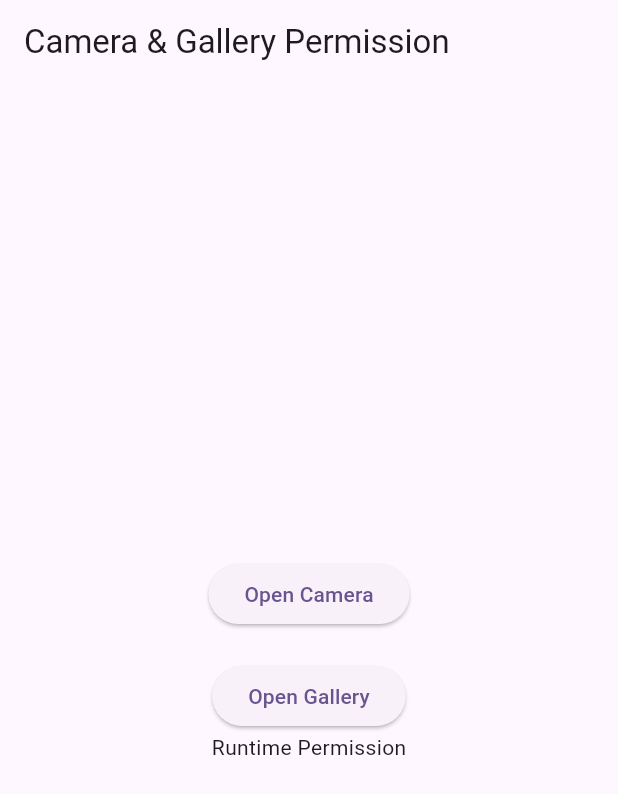
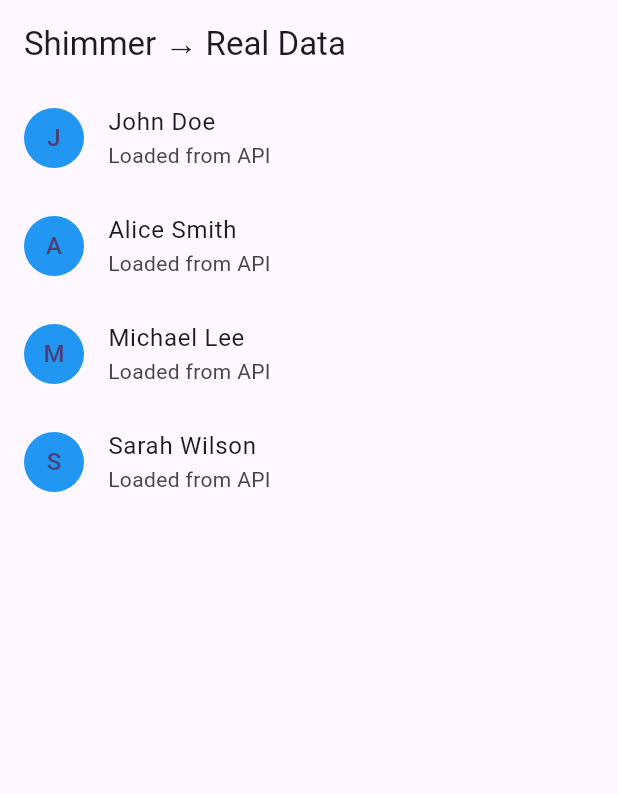
Before and after one commit to SwatiPatidar9/FlutterProject, a Flutter app: the screen it shows after launch, on a phone screen of 412 x 824 dp. Shown: the top 794 px of the screen. Run offline on Flutter 3.47's test engine with Material 3 defaults, Android fonts, the phone set to English and light mode, and no system bars; our stand-ins replace permission_handler, shimmer.

Commit message:
update shimmer

```diff
--- a/lib/main.dart
+++ b/lib/main.dart
@@ -1,4 +1,5 @@
 import 'package:flutter/material.dart';
+import 'package:runtime_permission/simmer_effect.dart';
 
 import 'home_page.dart';
 
@@ -18,7 +19,8 @@ class MyApp extends StatelessWidget {
 
         colorScheme: ColorScheme.fromSeed(seedColor: Colors.deepPurple),
       ),
-      home: CameraPage(),
+      //home: CameraPage(),
+      home:ShimmerToDataExample(),
     );
   }
 }
--- a/lib/simmer_effect.dart
+++ b/lib/simmer_effect.dart
@@ -0,0 +1,66 @@
+import 'package:flutter/material.dart';
+import 'package:shimmer/shimmer.dart';
+
+class ShimmerToDataExample extends StatefulWidget {
+  @override
+  _ShimmerToDataExampleState createState() => _ShimmerToDataExampleState();
+}
+
+class _ShimmerToDataExampleState extends State<ShimmerToDataExample> {
+  bool isLoading = true;
+  List<String> data = [];
+
+  @override
+  void initState() {
+    super.initState();
+
+    // Simulate API call delay
+    Future.delayed(Duration(seconds: 3), () {
+      setState(() {
+        isLoading = false;
+        data = ["John Doe", "Alice Smith", "Michael Lee", "Sarah Wilson"];
+      });
+    });
+  }
+
+  Widget buildShimmer() {
+    return ListView.builder(
+      itemCount: 6,
+      itemBuilder: (context, index) {
+        return Shimmer.fromColors(
+          baseColor: Colors.grey[300]!,
+          highlightColor: Colors.grey[100]!,
+          child: ListTile(
+            leading: CircleAvatar(backgroundColor: Colors.white, radius: 25),
+            title: Container(height: 12, color: Colors.white),
+            subtitle: Container(height: 12, width: 100, color: Colors.white),
+          ),
+        );
+      },
+    );
+  }
+
+  Widget buildDataList() {
+    return ListView.builder(
+      itemCount: data.length,
+      itemBuilder: (context, index) {
+        return ListTile(
+          leading: CircleAvatar(
+            backgroundColor: Colors.blue,
+            child: Text(data[index][0]), // First letter
+          ),
+          title: Text(data[index]),
+          subtitle: Text("Loaded from API"),
+        );
+      },
+    );
+  }
+
+  @override
+  Widget build(BuildContext context) {
+    return Scaffold(
+      appBar: AppBar(title: Text("Shimmer → Real Data")),
+      body: isLoading ? buildShimmer() : buildDataList(),
+    );
+  }
+}
--- a/pubspec.yaml
+++ b/pubspec.yaml
@@ -35,6 +35,7 @@ dependencies:
   # Use with the CupertinoIcons class for iOS style icons.
   cupertino_icons: ^1.0.8
   permission_handler: ^12.0.1
+  shimmer: ^3.0.0
 
 
 dev_dependencies:
```
Also changed, not shown: pubspec.lock.
